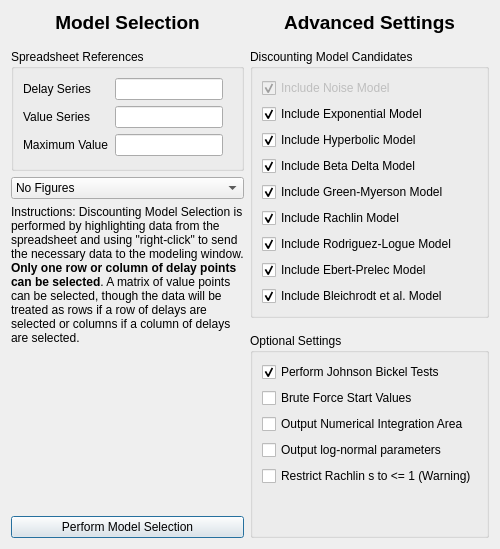
Before: the Qt Designer form discountingmodelselectioned50dialog.ui in miyamot0/ModelSelectorQt, drawn with Qt 5.
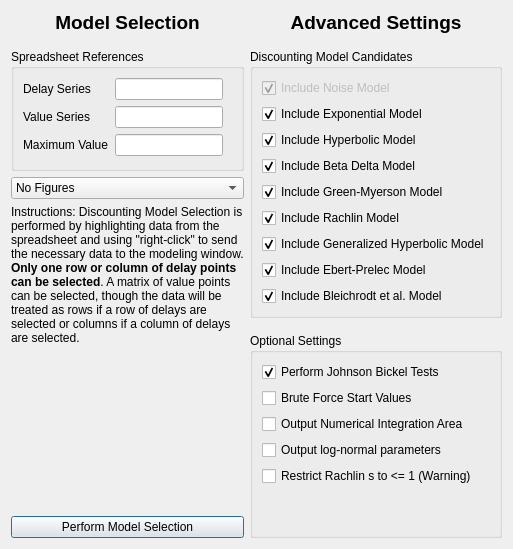
After: the same form once the commit is applied.

```diff
--- a/discountingmodelselectioned50dialog.ui
+++ b/discountingmodelselectioned50dialog.ui
@@ -6,7 +6,7 @@
    <rect>
     <x>0</x>
     <y>0</y>
-    <width>483</width>
+    <width>576</width>
     <height>551</height>
    </rect>
   </property>
@@ -305,7 +305,7 @@
           <item>
            <widget class="QCheckBox" name="checkBoxRodriguezLogue">
             <property name="text">
-             <string>Include Rodriguez-Logue Model</string>
+             <string>Include Generalized Hyperbolic Model</string>
             </property>
             <property name="checked">
              <bool>true</bool>
```
Left out of the diff: 4 changed lines with no effect on the pictures.
